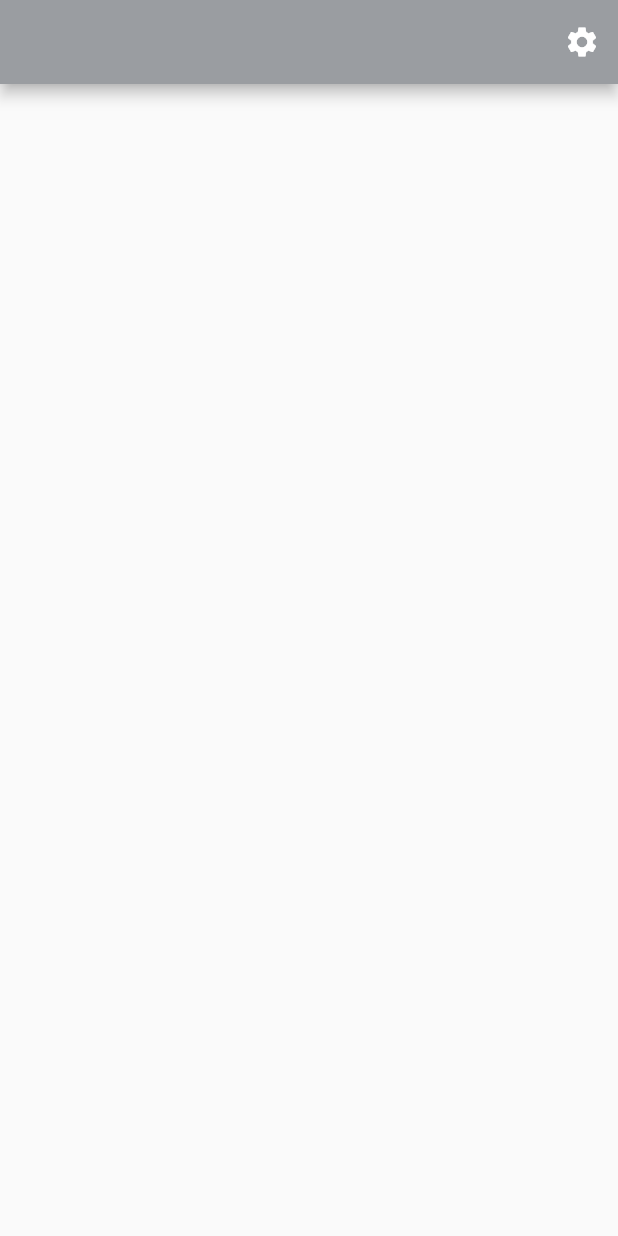
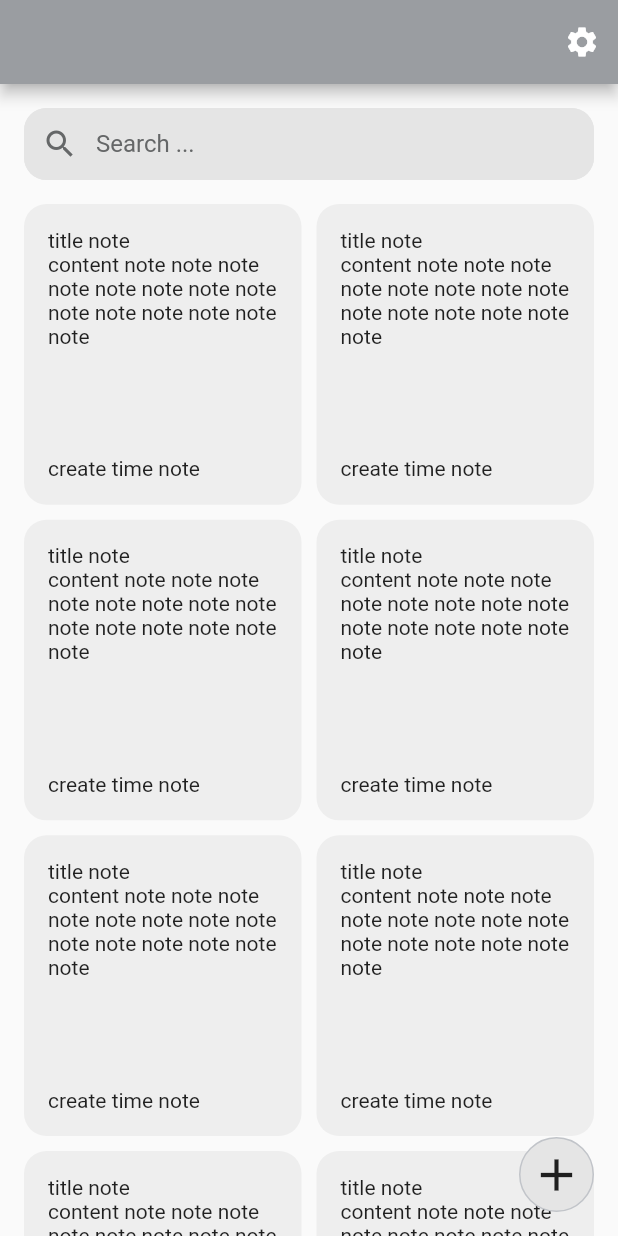
Before and after one commit to Kingkull2811/flutter_note_app, a Flutter app: the HomeScreen screen opened by its route, on a phone screen of 412 x 824 dp. Run offline on Flutter 3.47's test engine with Material 2 defaults, Android fonts, the phone set to English and light mode, and no system bars; our stand-ins replace dots_indicator, equatable, firebase_auth, firebase_core, flutter_switch, google_sign_in and 3 more; missing offline and left inert: flutter_facebook_auth; accounts and stored records are empty; generated files the repository leaves out were written again.

Commit message:
home note screen

```diff
--- a/lib/routes.dart
+++ b/lib/routes.dart
@@ -1,4 +1,5 @@
 import 'package:flutter/material.dart';
+import 'package:kull_note_app/screens/note_detail/note_detail.dart';
 
 import 'screens/auth_checker.dart';
 import 'screens/home/home_screen.dart';
@@ -16,6 +17,7 @@ class AppRoute {
   static const login = '/auth/login';
   static const signup = '/auth/signup';
   static const profile = '/auth/profile';
+  static const noteDetail = '/home/noteDetail';
 
   static Route<dynamic>? onGenerateRoute(RouteSettings settings) {
     switch (settings.name) {
@@ -53,6 +55,8 @@ class AppRoute {
       //   return MaterialPageRoute(
       //     builder: (context) => const ProfileScreen(),
       //   );
+      case AppRoute.noteDetail:
+        return MaterialPageRoute(builder: (context) => const NoteDetail());
 
       default:
         return MaterialPageRoute(builder: (context) => const AuthChecker());
--- a/lib/screens/home/home_screen.dart
+++ b/lib/screens/home/home_screen.dart
@@ -1,18 +1,43 @@
 import 'package:flutter/material.dart';
+import 'package:hooks_riverpod/hooks_riverpod.dart';
+import 'package:kull_note_app/network/provider/dark_mode_provider.dart';
+import 'package:kull_note_app/util/app_theme.dart';
 
 import '../../routes.dart';
+import '../../widgets/custom_input_field.dart';
 
-class HomeScreen extends StatefulWidget {
+class HomeScreen extends StatefulHookConsumerWidget {
   const HomeScreen({super.key});
 
   @override
-  State<HomeScreen> createState() => _HomeScreenState();
+  ConsumerState<HomeScreen> createState() => _HomeScreenState();
 }
 
-class _HomeScreenState extends State<HomeScreen> {
+class _HomeScreenState extends ConsumerState<HomeScreen> {
+  final _searchController = TextEditingController();
+
+  @override
+  void initState() {
+    super.initState();
+  }
+
+  @override
+  void dispose() {
+    _searchController.dispose();
+    super.dispose();
+  }
+
   @override
   Widget build(BuildContext context) {
-    return Scaffold(
+    final isDarkMode = ref.watch(darkModeProvider).isDarkMode();
+
+    var size = MediaQuery.of(context).size;
+    final double itemHeight = (size.height - kToolbarHeight - 24) * 0.3;
+    final double itemWidth = size.width / 2;
+
+    return GestureDetector(
+      onTap: () => FocusScope.of(context).unfocus(),
+      child: Scaffold(
         appBar: AppBar(
           automaticallyImplyLeading: false,
           actions: [
@@ -22,6 +47,83 @@ class _HomeScreenState extends State<HomeScreen> {
             ),
           ],
         ),
+        floatingActionButton: InkWell(
+          borderRadius: BorderRadius.circular(25),
+          onTap: () => Navigator.pushNamed(context, AppRoute.noteDetail),
+          child: Container(
+            width: 50,
+            height: 50,
+            decoration: BoxDecoration(
+              borderRadius: BorderRadius.circular(25),
+              color: isDarkMode ? AppColor.midGrey : AppColor.whisper,
+              border: Border.all(color: AppColor.linkWater, width: 1),
+            ),
+            alignment: Alignment.center,
+            child: const Icon(Icons.add, size: 36),
+          ),
+        ),
+        body: Column(
+          children: [
+            Padding(
+              padding: const EdgeInsets.fromLTRB(16, 16, 16, 16),
+              child: InputFieldCustom(
+                controller: _searchController,
+                prefixIcon: Icons.search,
+                hintText: 'Search ...',
+              ),
+            ),
+            Expanded(
+              child: Padding(
+                padding: const EdgeInsets.fromLTRB(16, 0, 16, 0),
+                child: RefreshIndicator(
+                  onRefresh: () async {
+                    //todo
+                  },
+                  color: isDarkMode ? Colors.white : Colors.grey,
+                  child: GridView.builder(
+                    gridDelegate: SliverGridDelegateWithFixedCrossAxisCount(
+                      crossAxisCount: 2,
+                      mainAxisSpacing: 10.0,
+                      crossAxisSpacing: 10.0,
+                      childAspectRatio: (itemWidth / itemHeight),
+                    ),
+                    itemCount: 29,
+                    itemBuilder: (BuildContext context, int index) {
+                      return Container(
+                        decoration: BoxDecoration(
+                          borderRadius: BorderRadius.circular(15),
+                          color: isDarkMode
+                              ? AppColor.greyChateau
+                              : Colors.grey[200],
+                        ),
+                        padding: const EdgeInsets.all(16),
+                        child: Column(
+                          crossAxisAlignment: CrossAxisAlignment.start,
+                          children: const [
+                            Text(
+                              'title note',
+                              maxLines: 2,
+                              overflow: TextOverflow.ellipsis,
+                            ),
+                            Expanded(
+                              child: Text(
+                                'content note note note note note note note note note note note note note note',
+                                maxLines: 4,
+                                overflow: TextOverflow.ellipsis,
+                              ),
+                            ),
+                            Text('create time note'),
+                          ],
+                        ),
+                      );
+                    },
+                  ),
+                ),
+              ),
+            ),
+          ],
+        ),
+      ),
     );
   }
 }
--- /dev/null
+++ b/lib/screens/note_detail/note_detail.dart
@@ -0,0 +1,20 @@
+import 'package:flutter/material.dart';
+
+class NoteDetail extends StatefulWidget {
+  const NoteDetail({super.key});
+
+  @override
+  State<NoteDetail> createState() => _NoteDetailState();
+}
+
+class _NoteDetailState extends State<NoteDetail> {
+  @override
+  Widget build(BuildContext context) {
+    return GestureDetector(
+      onTap: () => FocusScope.of(context).unfocus(),
+      child: Scaffold(
+        appBar: AppBar(),
+      ),
+    );
+  }
+}
```
Lines whose indentation alone changed are shown as unchanged.
